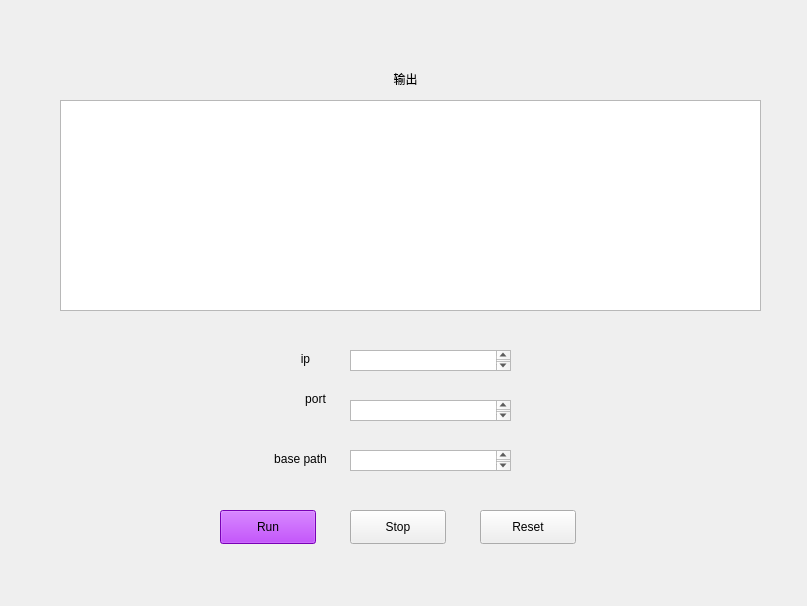
First picture: the form in exp1/qt_version/Socket/mainwindow.ui, repository HUSTERGS/Computer_Network, before the edit.
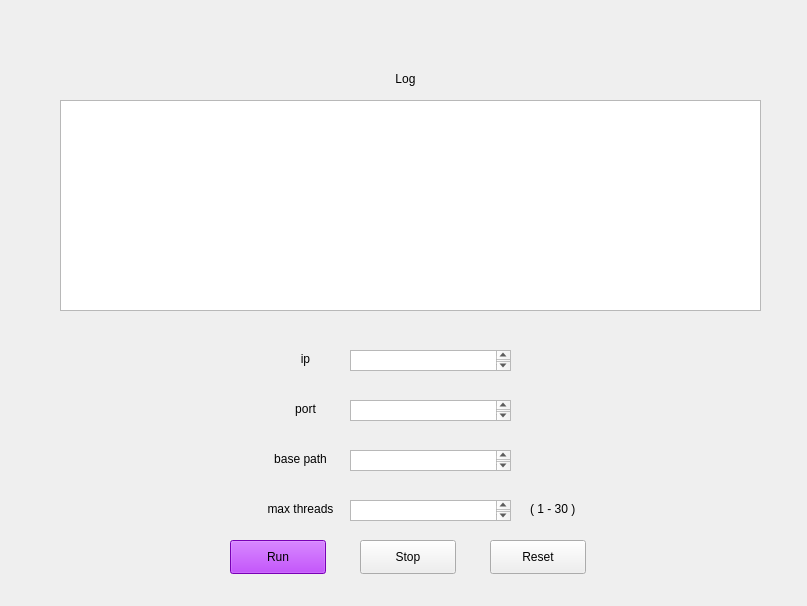
Second picture: the form after the edit.

Commit message: :sparkles: Support set max thread num from 1 to 30

The edit to the form file:
```diff
--- a/exp1/qt_version/Socket/mainwindow.ui
+++ b/exp1/qt_version/Socket/mainwindow.ui
@@ -34,7 +34,7 @@
      </rect>
     </property>
     <property name="text">
-     <string>输出</string>
+     <string>Log</string>
     </property>
     <property name="alignment">
      <set>Qt::AlignCenter</set>
@@ -69,8 +69,8 @@
    <widget class="QLabel" name="port_label">
     <property name="geometry">
      <rect>
-      <x>300</x>
-      <y>390</y>
+      <x>290</x>
+      <y>400</y>
       <width>31</width>
       <height>18</height>
      </rect>
@@ -121,8 +121,8 @@
    <widget class="QPushButton" name="run">
     <property name="geometry">
      <rect>
-      <x>220</x>
-      <y>510</y>
+      <x>230</x>
+      <y>540</y>
       <width>96</width>
       <height>34</height>
      </rect>
@@ -140,8 +140,8 @@
    <widget class="QPushButton" name="stop">
     <property name="geometry">
      <rect>
-      <x>350</x>
-      <y>510</y>
+      <x>360</x>
+      <y>540</y>
       <width>96</width>
       <height>34</height>
      </rect>
@@ -153,8 +153,8 @@
    <widget class="QPushButton" name="reset">
     <property name="geometry">
      <rect>
-      <x>480</x>
-      <y>510</y>
+      <x>490</x>
+      <y>540</y>
       <width>96</width>
       <height>34</height>
      </rect>
@@ -163,6 +163,45 @@
      <string>Reset</string>
     </property>
    </widget>
+   <widget class="QTextEdit" name="thread_limit">
+    <property name="geometry">
+     <rect>
+      <x>350</x>
+      <y>500</y>
+      <width>161</width>
+      <height>21</height>
+     </rect>
+    </property>
+   </widget>
+   <widget class="QLabel" name="thread_limit_logo">
+    <property name="geometry">
+     <rect>
+      <x>260</x>
+      <y>500</y>
+      <width>81</width>
+      <height>18</height>
+     </rect>
+    </property>
+    <property name="text">
+     <string>max threads</string>
+    </property>
+    <property name="alignment">
+     <set>Qt::AlignCenter</set>
+    </property>
+   </widget>
+   <widget class="QLabel" name="label_2">
+    <property name="geometry">
+     <rect>
+      <x>530</x>
+      <y>500</y>
+      <width>58</width>
+      <height>18</height>
+     </rect>
+    </property>
+    <property name="text">
+     <string>( 1 - 30 )</string>
+    </property>
+   </widget>
   </widget>
  </widget>
  <resources/>
```
The commit also changes 5 other files.
